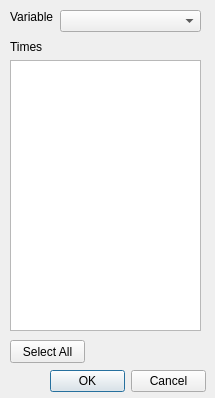
First picture: the form in timeseriespicker.ui, repository jodijhouranda/Kalingga, before the edit.
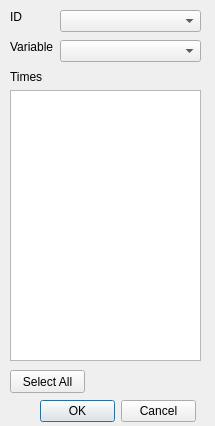
Second picture: the form after the edit.

The edit to the form file:
```diff
--- a/timeseriespicker.ui
+++ b/timeseriespicker.ui
@@ -7,7 +7,7 @@
     <x>0</x>
     <y>0</y>
     <width>215</width>
-    <height>398</height>
+    <height>426</height>
    </rect>
   </property>
   <property name="windowTitle">
@@ -17,7 +17,7 @@
    <property name="geometry">
     <rect>
      <x>60</x>
-     <y>10</y>
+     <y>40</y>
      <width>141</width>
      <height>22</height>
     </rect>
@@ -27,7 +27,7 @@
    <property name="geometry">
     <rect>
      <x>10</x>
-     <y>10</y>
+     <y>40</y>
      <width>47</width>
      <height>13</height>
     </rect>
@@ -40,7 +40,7 @@
    <property name="geometry">
     <rect>
      <x>10</x>
-     <y>60</y>
+     <y>90</y>
      <width>191</width>
      <height>271</height>
     </rect>
@@ -56,7 +56,7 @@
    <property name="geometry">
     <rect>
      <x>10</x>
-     <y>40</y>
+     <y>70</y>
      <width>47</width>
      <height>13</height>
     </rect>
@@ -68,8 +68,8 @@
   <widget class="QDialogButtonBox" name="buttonBox">
    <property name="geometry">
     <rect>
-     <x>50</x>
-     <y>370</y>
+     <x>40</x>
+     <y>400</y>
      <width>156</width>
      <height>23</height>
     </rect>
@@ -82,7 +82,7 @@
    <property name="geometry">
     <rect>
      <x>10</x>
-     <y>340</y>
+     <y>370</y>
      <width>75</width>
      <height>23</height>
     </rect>
@@ -91,6 +91,29 @@
     <string>Select All</string>
    </property>
   </widget>
+  <widget class="QComboBox" name="comboBoxVariableID">
+   <property name="geometry">
+    <rect>
+     <x>60</x>
+     <y>10</y>
+     <width>141</width>
+     <height>22</height>
+    </rect>
+   </property>
+  </widget>
+  <widget class="QLabel" name="label_3">
+   <property name="geometry">
+    <rect>
+     <x>10</x>
+     <y>10</y>
+     <width>47</width>
+     <height>13</height>
+    </rect>
+   </property>
+   <property name="text">
+    <string>ID</string>
+   </property>
+  </widget>
  </widget>
  <resources/>
  <connections/>
```
Left out of the diff: 2 changed lines with no effect on the pictures.
